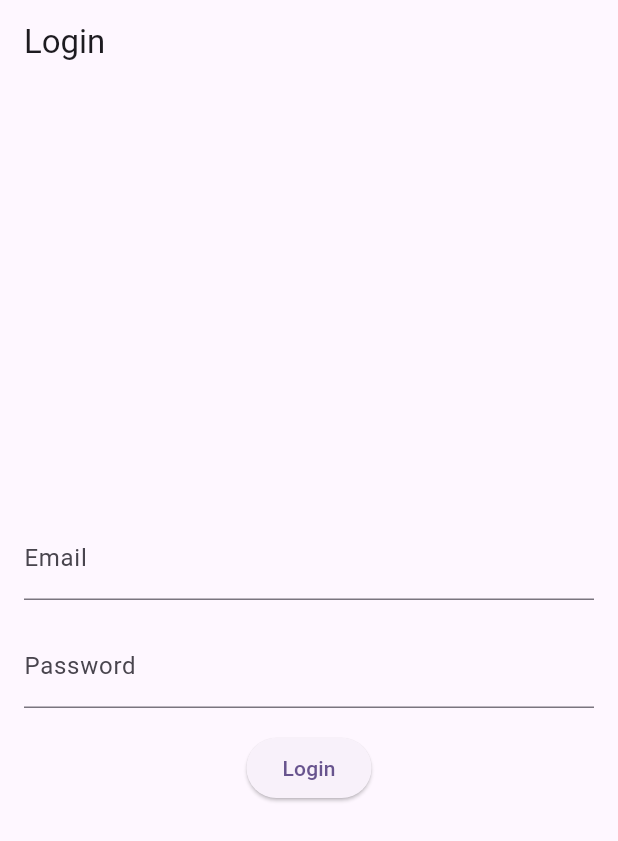
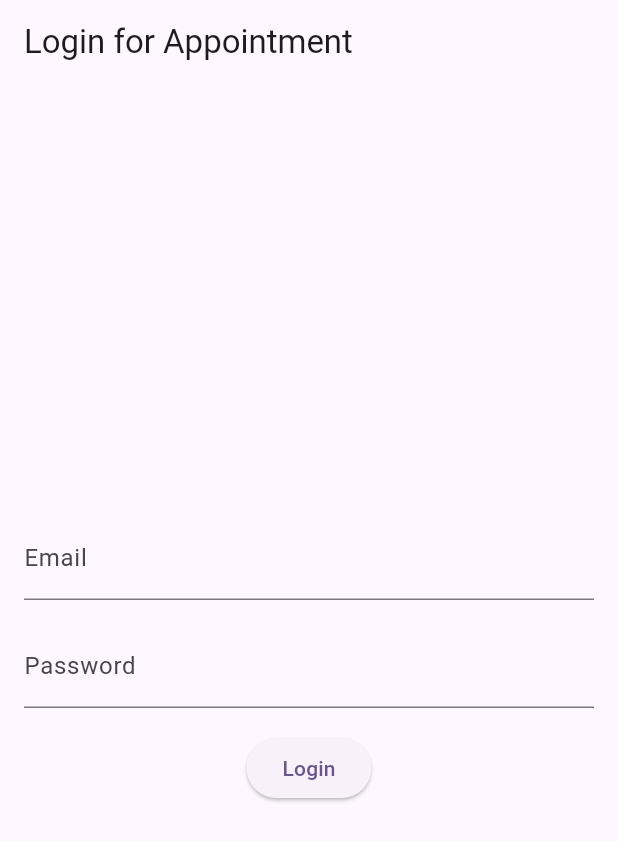
Before and after one commit to Reinhardt-i/SUST-MHC-Appointment, a Flutter app: the screen it shows after launch, on a phone screen of 412 x 824 dp. Shown: the top 841 px of the screen. Run offline on Flutter 3.47's test engine with Material 3 defaults, Android fonts, the phone set to English and light mode, and no system bars; our stand-ins replace csv.

Commit message:
update texts

```diff
--- a/sust_mhc_appointment/lib/appointment_request_page.dart
+++ b/sust_mhc_appointment/lib/appointment_request_page.dart
@@ -79,7 +79,7 @@ class AppointmentRequestPageState extends State<AppointmentRequestPage> {
             const SizedBox(height: 16),
             ElevatedButton(
               onPressed: _confirmAppointment,
-              child: const Text('Confirm Appointment'),
+              child: const Text('Confirm'),
             ),
           ],
         ),
--- a/sust_mhc_appointment/lib/login_page.dart
+++ b/sust_mhc_appointment/lib/login_page.dart
@@ -72,7 +72,7 @@ class LoginPage extends StatelessWidget {
   Widget build(BuildContext context) {
     return Scaffold(
       appBar: AppBar(
-        title: const Text('Login'),
+        title: const Text('Login for Appointment'),
       ),
       body: Padding(
         padding: const EdgeInsets.all(16.0),
--- a/sust_mhc_appointment/lib/main.dart
+++ b/sust_mhc_appointment/lib/main.dart
@@ -13,7 +13,7 @@ class MyApp extends StatelessWidget {
   @override
   Widget build(BuildContext context) {
     return MaterialApp(
-      title: 'Appointment App',
+      title: 'SUST Mental Health Counseling',
       theme: ThemeData(
         colorScheme: ColorScheme.fromSeed(seedColor: Colors.deepPurple),
         useMaterial3: true,
--- a/sust_mhc_appointment/lib/slots.dart
+++ b/sust_mhc_appointment/lib/slots.dart
@@ -55,8 +55,8 @@ class SlotsPage extends StatelessWidget {
       context: context,
       builder: (BuildContext context) {
         return AlertDialog(
-          title: const Text('Yohooo, Confirmed!'),
-          content: const Text('Your appointment has been confirmed.'),
+          title: const Text('Appointment Requested!'),
+          content: const Text('You will be notified through email if your request is approved'),
           actions: [
             TextButton(
               onPressed: () {
```
Also changed, not shown: sust_mhc_appointment/plan.jpg (added).
